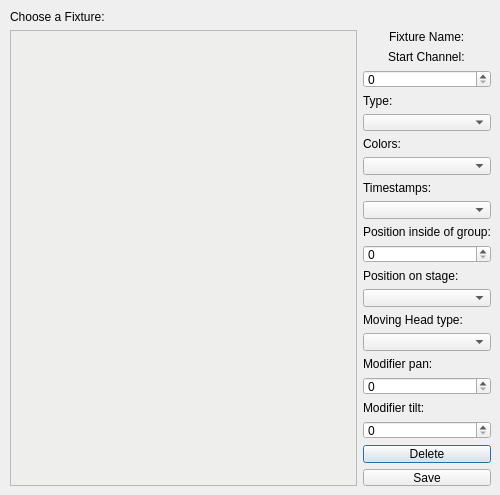
Above: src/ui/edit_fixture_dialog.ui from Lenium37/SigLight before the change. Below: the same form after it.
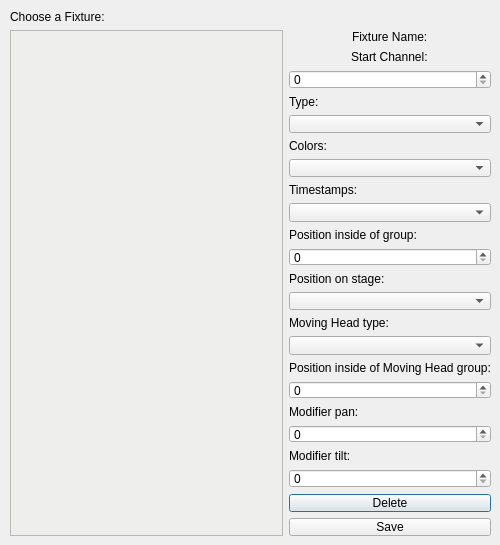
That is the form after the change.

Commit message: begin of moving head groups

Patch:
```diff
--- a/src/ui/edit_fixture_dialog.ui
+++ b/src/ui/edit_fixture_dialog.ui
@@ -7,7 +7,7 @@
     <x>0</x>
     <y>0</y>
     <width>500</width>
-    <height>495</height>
+    <height>545</height>
    </rect>
   </property>
   <property name="windowTitle">
@@ -19,7 +19,7 @@
      <x>10</x>
      <y>10</y>
      <width>481</width>
-     <height>476</height>
+     <height>526</height>
     </rect>
    </property>
    <layout class="QGridLayout" name="gridLayout">
@@ -249,6 +249,31 @@
       <item>
        <widget class="QComboBox" name="cB_moving_head_type"/>
       </item>
+      <item alignment="Qt::AlignBottom">
+       <widget class="QLabel" name="l_position_inside_mv_group">
+        <property name="sizePolicy">
+         <sizepolicy hsizetype="Preferred" vsizetype="Preferred">
+          <horstretch>0</horstretch>
+          <verstretch>0</verstretch>
+         </sizepolicy>
+        </property>
+        <property name="layoutDirection">
+         <enum>Qt::LeftToRight</enum>
+        </property>
+        <property name="autoFillBackground">
+         <bool>false</bool>
+        </property>
+        <property name="styleSheet">
+         <string notr="true"/>
+        </property>
+        <property name="text">
+         <string>Position inside of Moving Head group:</string>
+        </property>
+       </widget>
+      </item>
+      <item>
+       <widget class="QSpinBox" name="sB_position_inside_mv_group"/>
+      </item>
       <item alignment="Qt::AlignBottom">
        <widget class="QLabel" name="l_modifier_pan">
         <property name="sizePolicy">
```
The commit also changes 5 other files.
